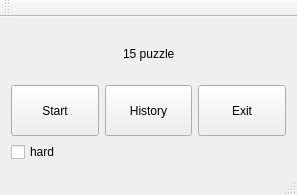
The window that lab1/part2/Updated/mainwindow.ui (MariKush/OOOP2) describes before a commit, drawn with Qt 5.
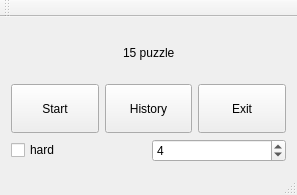
The same window after the commit.

What changed in the file:
```diff
--- a/lab1/part2/Updated/mainwindow.ui
+++ b/lab1/part2/Updated/mainwindow.ui
@@ -123,11 +123,28 @@
      </layout>
     </item>
     <item>
+     <layout class="QHBoxLayout" name="horizontalLayout_3">
+      <item>
      <widget class="QCheckBox" name="HardMode">
       <property name="text">
        <string>hard</string>
       </property>
      </widget>
+      </item>
+      <item>
+       <widget class="QSpinBox" name="width_spinbox">
+        <property name="minimum">
+         <number>3</number>
+        </property>
+        <property name="maximum">
+         <number>8</number>
+        </property>
+        <property name="value">
+         <number>4</number>
+        </property>
+       </widget>
+      </item>
+     </layout>
     </item>
    </layout>
   </widget>
```
Lines whose indentation alone changed are shown as unchanged.
